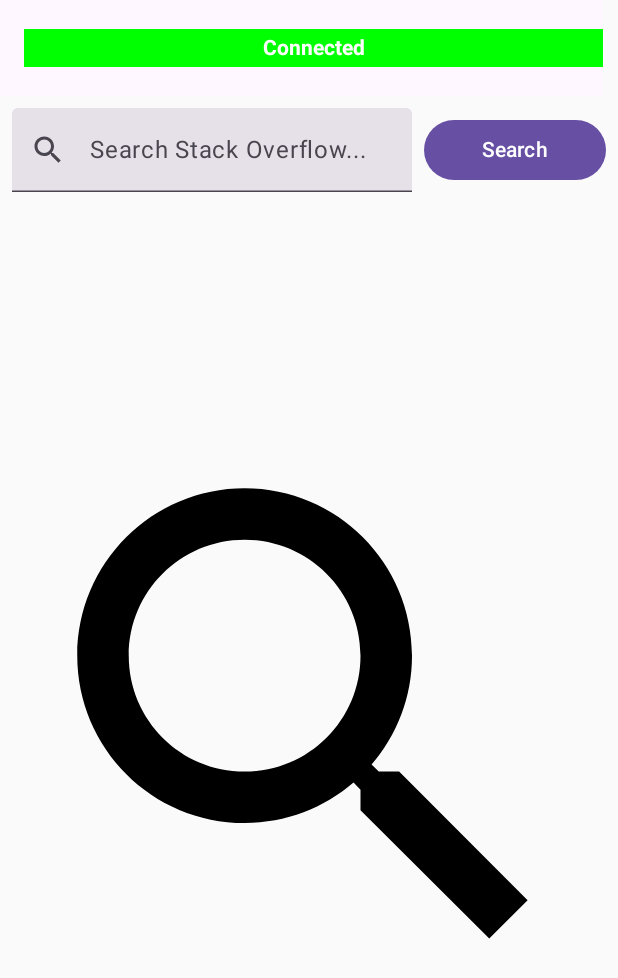
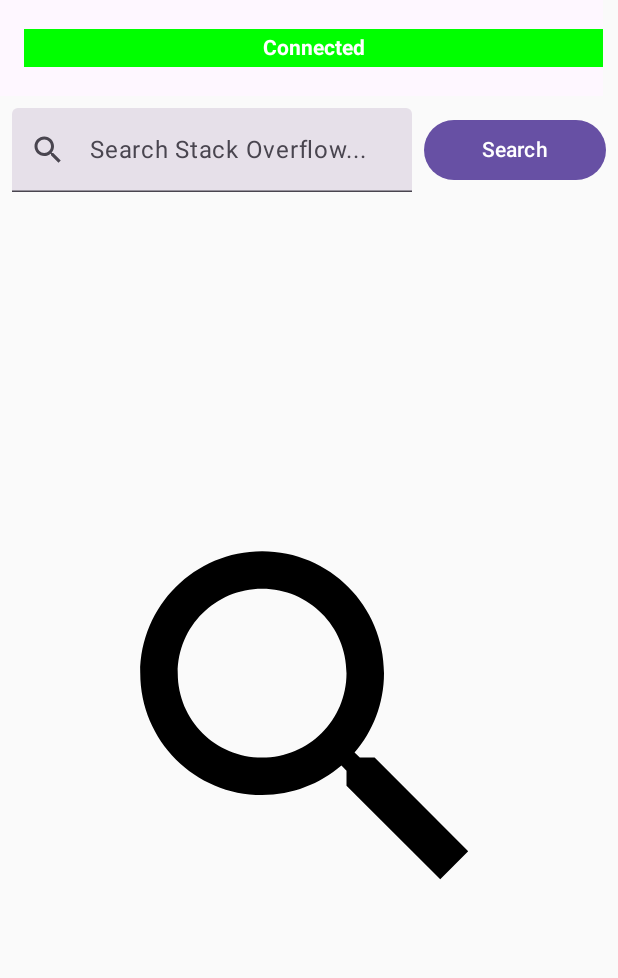
Before and after one commit to NirajJaiswal/SearchEngineApp, an Android app built with Jetpack Compose: the screen it shows after launch (MainActivity), on a phone screen of 412 x 824 dp. Shown: the top 978 px of the screen. Run offline under Robolectric (Android 15) with nearby library versions, the phone set to English and light mode, and no system bars; our stand-ins replace Dagger/Hilt's generated code, RxJava.

Commit message:
Fixing icon size and adding documentation

```diff
--- a/app/src/main/java/com/example/niraj/searchengineapp/data/model/StackOverflowResponse.kt
+++ b/app/src/main/java/com/example/niraj/searchengineapp/data/model/StackOverflowResponse.kt
@@ -3,7 +3,7 @@ package com.example.niraj.searchengineapp.data.model
 import com.google.gson.annotations.SerializedName
 
 /**
- *
+ * @created 12/04/2025
  * @author Niraj Kumar
  *
  * Data class representing a response from the Stack Overflow API.
--- a/app/src/main/java/com/example/niraj/searchengineapp/data/service/StackOverflowApi.kt
+++ b/app/src/main/java/com/example/niraj/searchengineapp/data/service/StackOverflowApi.kt
@@ -6,6 +6,9 @@ import retrofit2.http.GET
 import retrofit2.http.Query
 
 /**
+ * @created 12/04/2025
+ * @author Niraj Kumar
+ *
  *  Interface for interacting with the Stack Overflow API.
  */
 interface StackOverflowApi {
@@ -16,5 +19,4 @@ interface StackOverflowApi {
         @Query("order") order: String = "desc",
         @Query("sort") sort: String = "creation"
     ): Single<StackOverflowResponse>
-
 }
--- a/app/src/main/java/com/example/niraj/searchengineapp/domain/impl/SearchQuestionsUseCaseImpl.kt
+++ b/app/src/main/java/com/example/niraj/searchengineapp/domain/impl/SearchQuestionsUseCaseImpl.kt
@@ -7,6 +7,8 @@ import io.reactivex.rxjava3.core.Single
 import javax.inject.Inject
 
 /**
+ *
+ * @created 12/04/2025
  * @author Niraj Kumar
  *
  * Implementation of the [SearchQuestionsUseCase] interface.
--- a/app/src/main/java/com/example/niraj/searchengineapp/domain/repository/StackOverflowRepository.kt
+++ b/app/src/main/java/com/example/niraj/searchengineapp/domain/repository/StackOverflowRepository.kt
@@ -8,6 +8,7 @@ import javax.inject.Inject
 
 /**
  *
+ * @created 12/04/2025
  * @author Niraj Kumar
  *
  * Repository for interacting with the Stack Overflow API.
--- a/app/src/main/java/com/example/niraj/searchengineapp/domain/usecase/SearchQuestionsUseCase.kt
+++ b/app/src/main/java/com/example/niraj/searchengineapp/domain/usecase/SearchQuestionsUseCase.kt
@@ -3,8 +3,11 @@ package com.example.niraj.searchengineapp.domain.usecase
 import com.example.niraj.searchengineapp.data.model.StackOverflowResponse
 import io.reactivex.rxjava3.core.Single
 
-
 /**
+ *
+ * @created 12/04/2025
+ * @author Niraj Kumar
+ *
  * Use case for searching questions on Stack Overflow.
  *
  * This interface defines the contract for searching Stack Overflow questions based on a given query string.
--- a/app/src/main/java/com/example/niraj/searchengineapp/presentation/ui/screen/MainActivity.kt
+++ b/app/src/main/java/com/example/niraj/searchengineapp/presentation/ui/screen/MainActivity.kt
@@ -16,9 +16,10 @@ import javax.inject.Inject
 
 /**
  *
+ * @created 12/04/2025
  * @author Niraj Kumar
  *
- * The main activity of the application.  This activity hosts the search screen
+ * The main activity of the application. This activity hosts the search screen
  * and handles observing network connectivity changes.
  */
 @AndroidEntryPoint
--- a/app/src/main/java/com/example/niraj/searchengineapp/presentation/ui/screen/compose/QuestionSearchScreen.kt
+++ b/app/src/main/java/com/example/niraj/searchengineapp/presentation/ui/screen/compose/QuestionSearchScreen.kt
@@ -1,11 +1,13 @@
 package com.example.niraj.searchengineapp.presentation.ui.screen.compose
 
 import androidx.compose.foundation.clickable
+import androidx.compose.foundation.layout.Arrangement
 import androidx.compose.foundation.layout.Column
 import androidx.compose.foundation.layout.Row
 import androidx.compose.foundation.layout.fillMaxSize
 import androidx.compose.foundation.layout.fillMaxWidth
 import androidx.compose.foundation.layout.padding
+import androidx.compose.foundation.layout.size
 import androidx.compose.foundation.lazy.LazyColumn
 import androidx.compose.foundation.lazy.items
 import androidx.compose.foundation.shape.RoundedCornerShape
@@ -37,11 +39,13 @@ import com.example.niraj.searchengineapp.presentation.viewmodel.SearchViewModel
 /**
  *
  * @author Niraj Kumar
+ * @created 12/04/2025
  *
  * The main screen of the application, responsible for displaying the search bar,
  * search results, loading indicators, error messages, and connection status.
  *
  * @param searchViewModel The [SearchViewModel] instance used to manage the UI state and interactions.
+ *
  */
 @OptIn(ExperimentalMaterial3Api::class)
 @Composable
@@ -91,7 +95,8 @@ fun SearchScreen(searchViewModel: SearchViewModel) {
  * A composable function that displays a search bar with a text field and a search button.
  *
  * @param onSearch A lambda function that is called when the search button is clicked.  It takes the search query as a string argument.
- * @param isConnected A boolean indicating whether the search functionality is enabled (e.g., due to network connectivity).  If false, the text field and button will be disabled.
+ * @param isConnected A boolean indicating whether the search functionality is enabled.
+ *
  */
 @Composable
 private fun SearchBar(onSearch: (String) -> Unit, isConnected: Boolean) {
@@ -137,11 +142,18 @@ private fun SearchBar(onSearch: (String) -> Unit, isConnected: Boolean) {
 @Composable
 private fun QuestionList(questions: List<Question>, onItemClick: (String, String) -> Unit) {
     if (questions.isEmpty()) {
-        Icon(
-            imageVector = Icons.Filled.Search,
-            contentDescription = EMPTY,
-            modifier = Modifier.fillMaxSize()
-        )
+        Column(
+            modifier = Modifier.fillMaxSize(),
+            verticalArrangement = Arrangement.Center,
+            horizontalAlignment = Alignment.CenterHorizontally
+        ) {
+            Icon(
+                imageVector = Icons.Filled.Search,
+                contentDescription = EMPTY,
+                modifier = Modifier.size(300.dp)
+            )
+        }
+
     } else {
         LazyColumn(modifier = Modifier.fillMaxSize()) {
             items(questions) { question ->
@@ -152,6 +164,7 @@ private fun QuestionList(questions: List<Question>, onItemClick: (String, String
 }
 
 /**
+ *
  * Composable function to display a single question item.
  *
  * @param question The [Question] object containing the question data to be displayed.
@@ -159,6 +172,7 @@ private fun QuestionList(questions: List<Question>, onItemClick: (String, String
  *                 This function is typically used to navigate to the detailed question screen or open the question in a browser.
  *
  * Clicking on the surface triggers the [onItemClick] lambda.
+ *
  */
 @Composable
 private fun QuestionItem(question: Question, onItemClick: (String, String) -> Unit) {
--- a/app/src/main/java/com/example/niraj/searchengineapp/presentation/util/ConnectivityObserver.kt
+++ b/app/src/main/java/com/example/niraj/searchengineapp/presentation/util/ConnectivityObserver.kt
@@ -3,6 +3,10 @@ package com.example.niraj.searchengineapp.presentation.util
 import io.reactivex.rxjava3.core.Flowable
 
 /**
+ *
+ * @created 12/04/2025
+ * @author Niraj Kumar
+ *
  * Observes network connectivity changes, emitting [Status] updates via a [Flowable].
  */
 interface ConnectivityObserver {
--- a/app/src/main/java/com/example/niraj/searchengineapp/presentation/util/NetworkConnectivityObserver.kt
+++ b/app/src/main/java/com/example/niraj/searchengineapp/presentation/util/NetworkConnectivityObserver.kt
@@ -8,6 +8,7 @@ import io.reactivex.rxjava3.core.Flowable
 
 /**
  *
+ * @created 12/04/2025
  * @author Niraj Kumar
  *
  * An implementation of [ConnectivityObserver] that uses the Android [ConnectivityManager]
@@ -15,6 +16,7 @@ import io.reactivex.rxjava3.core.Flowable
  * loss, and unavailability via a [Flowable] stream.
  *
  * @param context The Android application context.  Used to access the [ConnectivityManager] system service.
+ *
  */
 class NetworkConnectivityObserver(
     context: Context
--- a/app/src/main/java/com/example/niraj/searchengineapp/presentation/viewmodel/SearchViewModel.kt
+++ b/app/src/main/java/com/example/niraj/searchengineapp/presentation/viewmodel/SearchViewModel.kt
@@ -75,8 +75,8 @@ class SearchViewModel @Inject constructor(
             .observeOn(AndroidSchedulers.mainThread())
             .subscribe(
                 { response ->
+                    _loading.value = false
                     _searchResults.value = response.items
-                    _loading.value = false
                 },
                 { error ->
                     _errorMessage.value = "${Constant.ERROR} ${error.message}"
```
Also changed, not shown: app/src/main/java/com/example/niraj/searchengineapp/di/NetworkModule.kt (+11 -0 lines), app/src/main/java/com/example/niraj/searchengineapp/presentation/ui/screen/compose/CommonScreenCompose.kt (+7 -2 lines), app/src/main/java/com/example/niraj/searchengineapp/presentation/ui/screen/compose/ConnectionStatusBanner.kt (+6 -1 lines), app/src/main/java/com/example/niraj/searchengineapp/presentation/ui/screen/compose/SearchResultBottomSheet.kt (+36 -3 lines).
